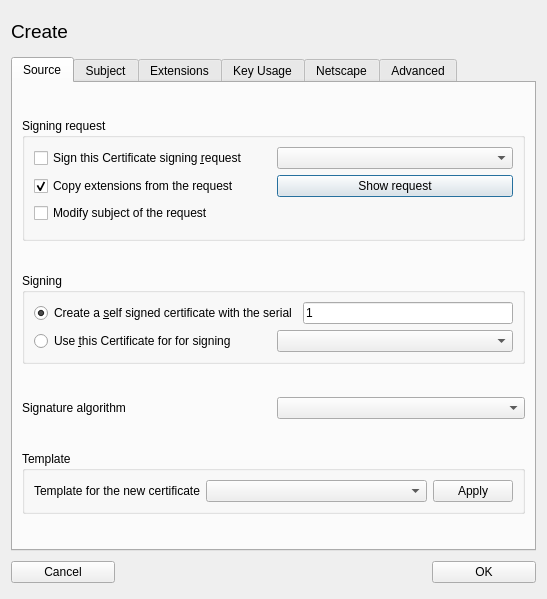
chris2511/xca, file ui/NewX509.ui: the form before one commit.
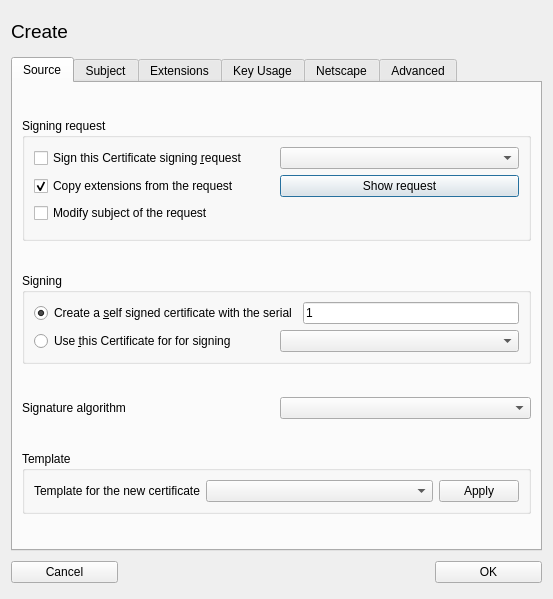
The form after the commit. The open tabs and pages were chosen to show the change. Custom widgets are drawn as their Qt base class.

Commit message: minor UI fixes in Certificate dialog

```diff
--- a/ui/NewX509.ui
+++ b/ui/NewX509.ui
@@ -1,11 +1,11 @@
 <ui version="4.0" >
  <class>NewX509</class>
- <widget class="QDialog" name="NewX509" >
-  <property name="geometry" >
+ <widget class="QDialog" name="NewX509">
+  <property name="geometry">
    <rect>
     <x>0</x>
     <y>0</y>
-    <width>547</width>
+    <width>553</width>
     <height>599</height>
    </rect>
   </property>
```
Left out of the diff: 989 changed lines with no effect on the pictures.
